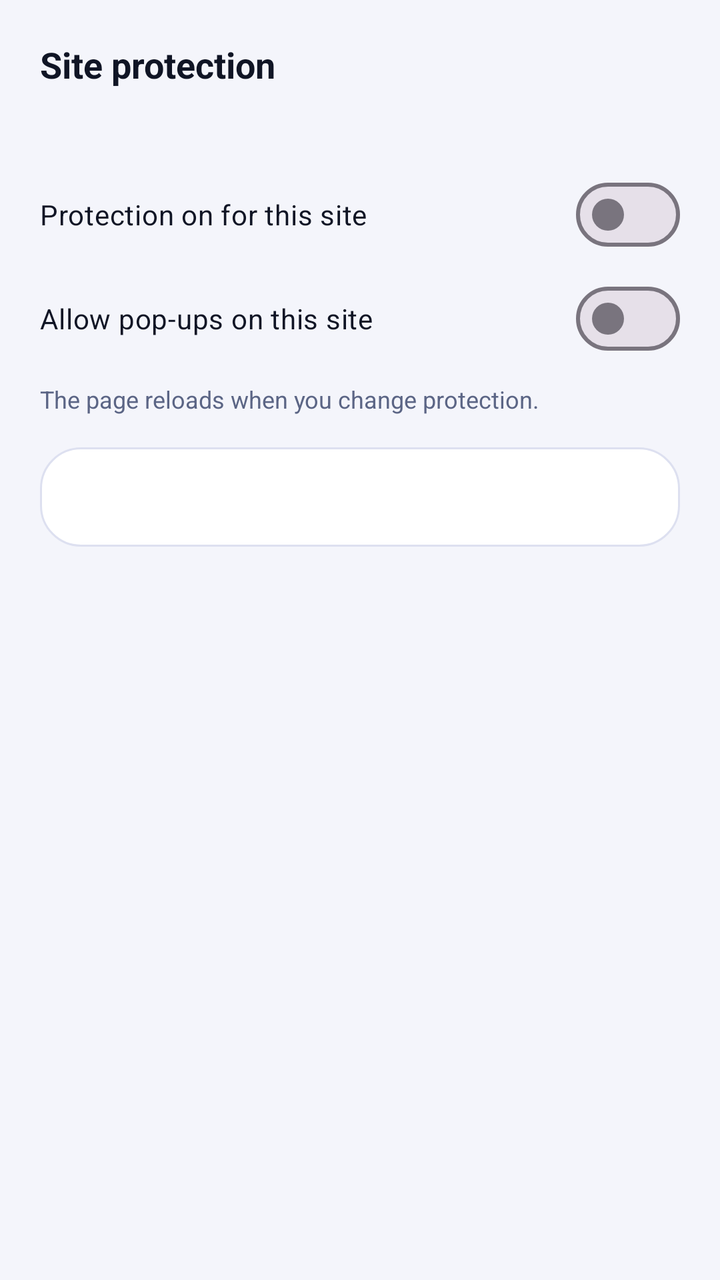
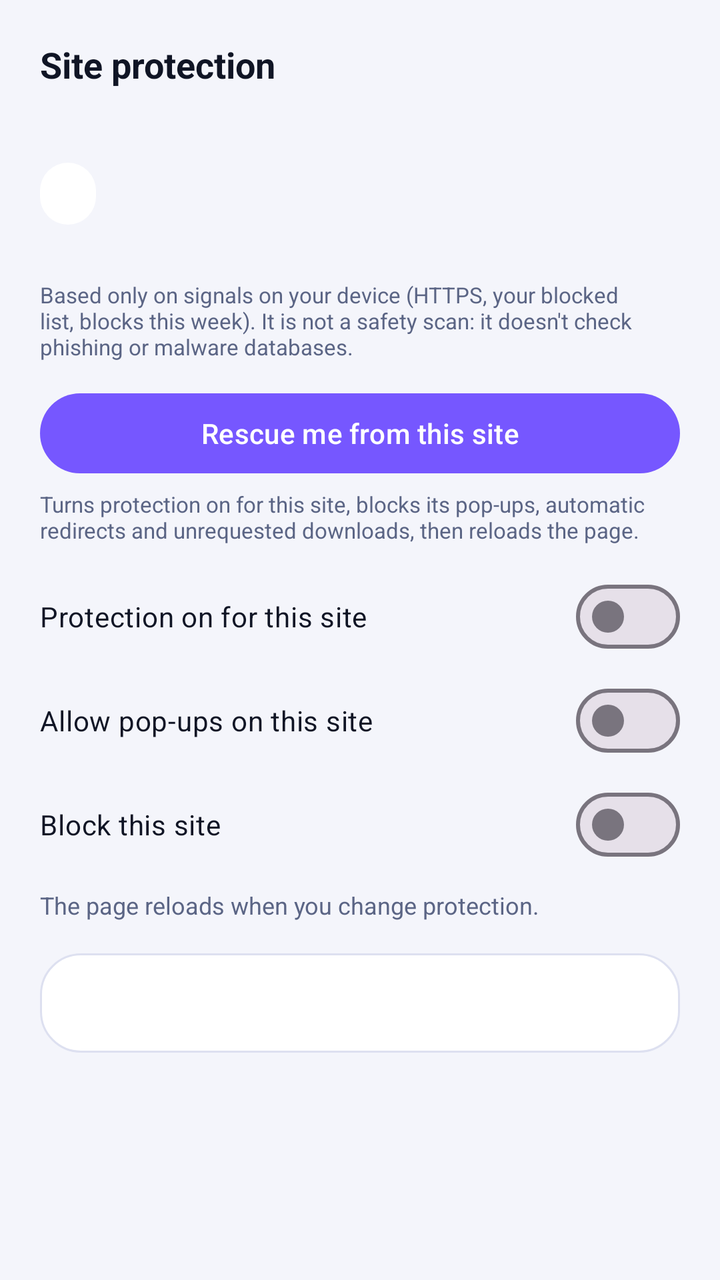

An Android layout rendered at two revisions. The XML below is the earlier revision; the diff shows what the commit changed to produce the second picture.
<!-- AndroidManifest.xml: application theme Theme.Vayro -->
<!-- res/layout/sheet_site_protection.xml -->
<?xml version="1.0" encoding="utf-8"?>
<LinearLayout xmlns:android="http://schemas.android.com/apk/res/android"
    android:layout_width="match_parent"
    android:layout_height="wrap_content"
    android:orientation="vertical"
    android:padding="20dp">

    <TextView
        android:layout_width="wrap_content"
        android:layout_height="wrap_content"
        android:text="@string/site_title"
        android:textColor="@color/vayro_text"
        android:textSize="18sp"
        android:textStyle="bold" />

    
    <TextView
        android:id="@+id/siteHost"
        android:layout_width="match_parent"
        android:layout_height="wrap_content"
        android:layout_marginTop="4dp"
        android:textAlignment="viewStart"
        android:textColor="@color/vayro_secondary"
        android:textDirection="ltr"
        android:textSize="14sp" />

    <com.google.android.material.materialswitch.MaterialSwitch
        android:id="@+id/switchProtection"
        android:layout_width="match_parent"
        android:layout_height="wrap_content"
        android:layout_marginTop="16dp"
        android:text="@string/site_protection_switch"
        android:textColor="@color/vayro_text" />

    <com.google.android.material.materialswitch.MaterialSwitch
        android:id="@+id/switchPopups"
        android:layout_width="match_parent"
        android:layout_height="wrap_content"
        android:layout_marginTop="4dp"
        android:text="@string/site_popups_switch"
        android:textColor="@color/vayro_text" />

    <TextView
        android:layout_width="match_parent"
        android:layout_height="wrap_content"
        android:layout_marginTop="8dp"
        android:text="@string/site_reload_note"
        android:textColor="@color/vayro_text_secondary"
        android:textSize="12sp" />

    <TextView
        android:id="@+id/siteSummary"
        android:layout_width="match_parent"
        android:layout_height="wrap_content"
        android:layout_marginTop="16dp"
        android:background="@drawable/bg_home_card"
        android:padding="16dp"
        android:textColor="@color/vayro_text"
        android:textSize="13sp" />
</LinearLayout>
<!-- resources referenced by this layout -->
<resources>
  <color name="vayro_secondary">#21C8F6</color>
  <color name="vayro_text">#101525</color>
  <color name="vayro_text_secondary">#5B6585</color>
  <!-- drawable bg_home_card (drawable) -->
  <?xml version="1.0" encoding="utf-8"?>
  <shape xmlns:android="http://schemas.android.com/apk/res/android" android:shape="rectangle">
      <solid android:color="@color/vayro_card" />
      <corners android:radius="20dp" />
      <stroke android:width="1dp" android:color="@color/vayro_stroke" />
  </shape>
  <string name="site_popups_switch">Allow pop-ups on this site</string>
  <string name="site_protection_switch">Protection on for this site</string>
  <string name="site_reload_note">The page reloads when you change protection.</string>
  <string name="site_title">Site protection</string>
  <style name="Theme.Vayro" parent="Theme.Material3.DayNight.NoActionBar">
          <item name="colorPrimary">@color/vayro_primary</item>
          <item name="colorOnPrimary">@color/white</item>
          <item name="colorSecondary">@color/vayro_secondary</item>
          <item name="colorSurface">@color/vayro_card</item>
          <item name="colorOnSurface">@color/vayro_text</item>
          <item name="android:windowBackground">@color/vayro_background</item>
          <item name="android:statusBarColor">@android:color/transparent</item>
          <item name="android:navigationBarColor">@android:color/transparent</item>
          
          <item name="android:windowLightStatusBar">true</item>
      </style>
  <color name="vayro_card">#FFFFFF</color>
  <color name="vayro_stroke">#DDE0F0</color>
  <color name="vayro_primary">#7657FF</color>
  <color name="white">#FFFFFF</color>
  <color name="vayro_background">#F4F5FB</color>
</resources>

<!-- the commit's change to res/layout/sheet_site_protection.xml (unified diff, before → after) -->
@@ -24,11 +24,56 @@
         android:textDirection="ltr"
         android:textSize="14sp" />
 
+    
+    <TextView
+        android:id="@+id/trustBadge"
+        android:layout_width="wrap_content"
+        android:layout_height="wrap_content"
+        android:layout_marginTop="14dp"
+        android:background="@drawable/bg_trust_badge"
+        android:paddingStart="14dp"
+        android:paddingTop="6dp"
+        android:paddingEnd="14dp"
+        android:paddingBottom="6dp"
+        android:textSize="14sp"
+        android:textStyle="bold" />
+
+    <TextView
+        android:id="@+id/trustReasons"
+        android:layout_width="match_parent"
+        android:layout_height="wrap_content"
+        android:layout_marginTop="6dp"
+        android:textColor="@color/vayro_text"
+        android:textSize="13sp" />
+
+    <TextView
+        android:layout_width="match_parent"
+        android:layout_height="wrap_content"
+        android:layout_marginTop="4dp"
+        android:text="@string/trust_disclaimer"
+        android:textColor="@color/vayro_text_secondary"
+        android:textSize="11sp" />
+
+    <com.google.android.material.button.MaterialButton
+        android:id="@+id/rescueButton"
+        android:layout_width="match_parent"
+        android:layout_height="wrap_content"
+        android:layout_marginTop="12dp"
+        android:text="@string/rescue_button" />
+
+    <TextView
+        android:layout_width="match_parent"
+        android:layout_height="wrap_content"
+        android:layout_marginTop="4dp"
+        android:text="@string/rescue_note"
+        android:textColor="@color/vayro_text_secondary"
+        android:textSize="11sp" />
+
     <com.google.android.material.materialswitch.MaterialSwitch
         android:id="@+id/switchProtection"
         android:layout_width="match_parent"
         android:layout_height="wrap_content"
-        android:layout_marginTop="16dp"
+        android:layout_marginTop="12dp"
         android:text="@string/site_protection_switch"
         android:textColor="@color/vayro_text" />
 
@@ -38,6 +83,14 @@
         android:layout_height="wrap_content"
         android:layout_marginTop="4dp"
         android:text="@string/site_popups_switch"
+        android:textColor="@color/vayro_text" />
+
+    <com.google.android.material.materialswitch.MaterialSwitch
+        android:id="@+id/switchBlock"
+        android:layout_width="match_parent"
+        android:layout_height="wrap_content"
+        android:layout_marginTop="4dp"
+        android:text="@string/site_block_switch"
         android:textColor="@color/vayro_text" />
 
     <TextView
<!-- resource entries referenced after the edit -->
@@ -10,10 +10,20 @@
       <corners android:radius="20dp" />
       <stroke android:width="1dp" android:color="@color/vayro_stroke" />
   </shape>
+  <!-- drawable bg_trust_badge (drawable) -->
+  <?xml version="1.0" encoding="utf-8"?>
+  <shape xmlns:android="http://schemas.android.com/apk/res/android" android:shape="rectangle">
+      <solid android:color="#FFFFFF" />
+      <corners android:radius="14dp" />
+  </shape>
+  <string name="rescue_button">Rescue me from this site</string>
+  <string name="rescue_note">Turns protection on for this site, blocks its pop-ups, automatic redirects and unrequested downloads, then reloads the page.</string>
+  <string name="site_block_switch">Block this site</string>
   <string name="site_popups_switch">Allow pop-ups on this site</string>
   <string name="site_protection_switch">Protection on for this site</string>
   <string name="site_reload_note">The page reloads when you change protection.</string>
   <string name="site_title">Site protection</string>
+  <string name="trust_disclaimer">Based only on signals on your device (HTTPS, your blocked list, blocks this week). It is not a safety scan: it doesn\'t check phishing or malware databases.</string>
   <style name="Theme.Vayro" parent="Theme.Material3.DayNight.NoActionBar">
           <item name="colorPrimary">@color/vayro_primary</item>
           <item name="colorOnPrimary">@color/white</item>
